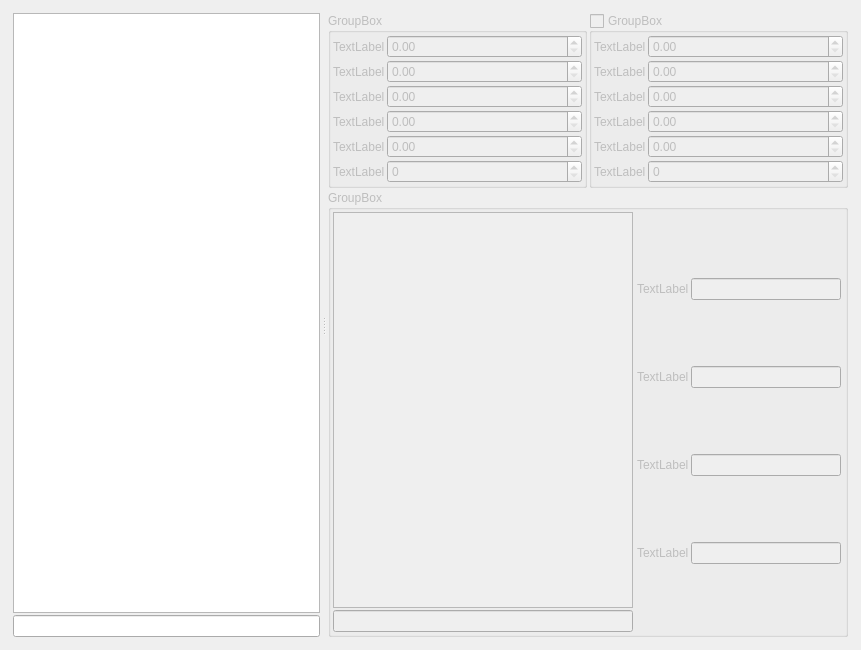
Qt form rpfm_ui/ui_templates/portrait_settings_editor.ui (Frodo45127/rpfm) before a commit.
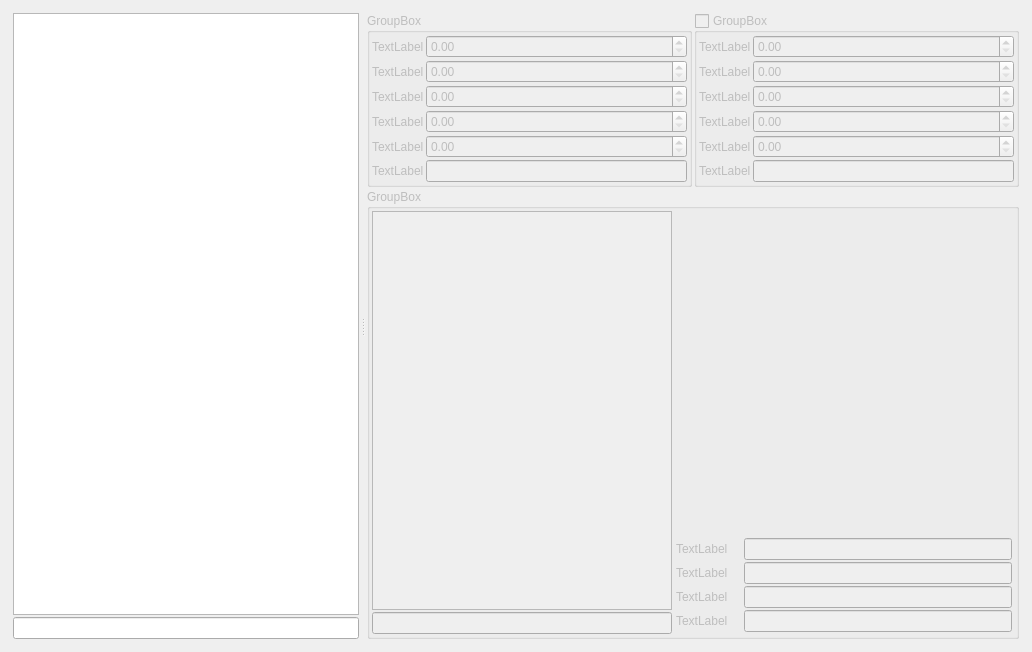
The same form after that commit. Custom widgets are drawn as their Qt base class.

Commit message: Updated portrait settings support.

What changed in the file:
```diff
--- a/rpfm_ui/ui_templates/portrait_settings_editor.ui
+++ b/rpfm_ui/ui_templates/portrait_settings_editor.ui
@@ -6,8 +6,8 @@
    <rect>
     <x>0</x>
     <y>0</y>
-    <width>861</width>
-    <height>650</height>
+    <width>1032</width>
+    <height>652</height>
    </rect>
   </property>
   <property name="windowTitle">
@@ -90,7 +90,7 @@
         <number>2</number>
        </property>
        <item row="0" column="0">
-        <widget class="QGroupBox" name="main_camera_settings_groupbox">
+        <widget class="QGroupBox" name="head_camera_settings_groupbox">
          <property name="title">
           <string>GroupBox</string>
          </property>
@@ -110,66 +110,86 @@
           <property name="spacing">
            <number>2</number>
           </property>
-          <item row="5" column="1">
-           <widget class="QSpinBox" name="main_distance_body_spinbox"/>
-          </item>
           <item row="1" column="1">
-           <widget class="QDoubleSpinBox" name="main_theta_spinbox"/>
+           <widget class="QDoubleSpinBox" name="head_y_spinbox">
+            <property name="maximum">
+             <double>1000.000000000000000</double>
+            </property>
+           </widget>
           </item>
           <item row="0" column="1">
-           <widget class="QDoubleSpinBox" name="main_distance_spinbox"/>
+           <widget class="QDoubleSpinBox" name="head_z_spinbox">
+            <property name="maximum">
+             <double>1000.000000000000000</double>
+            </property>
+           </widget>
           </item>
           <item row="3" column="1">
-           <widget class="QDoubleSpinBox" name="main_fov_spinbox"/>
+           <widget class="QDoubleSpinBox" name="head_pitch_spinbox">
+            <property name="maximum">
+             <double>1000.000000000000000</double>
+            </property>
+           </widget>
           </item>
           <item row="4" column="1">
-           <widget class="QDoubleSpinBox" name="main_distance_1_spinbox"/>
+           <widget class="QDoubleSpinBox" name="head_fov_spinbox">
+            <property name="maximum">
+             <double>1000.000000000000000</double>
+            </property>
+           </widget>
           </item>
           <item row="2" column="1">
-           <widget class="QDoubleSpinBox" name="main_phi_spinbox"/>
+           <widget class="QDoubleSpinBox" name="head_yaw_spinbox">
+            <property name="maximum">
+             <double>1000.000000000000000</double>
+            </property>
+           </widget>
           </item>
           <item row="0" column="0">
-           <widget class="QLabel" name="main_distance_label">
+           <widget class="QLabel" name="head_z_label">
             <property name="text">
              <string>TextLabel</string>
             </property>
            </widget>
           </item>
           <item row="1" column="0">
-           <widget class="QLabel" name="main_theta_label">
+           <widget class="QLabel" name="head_y_label">
             <property name="text">
              <string>TextLabel</string>
             </property>
            </widget>
           </item>
           <item row="2" column="0">
-           <widget class="QLabel" name="main_phi_label">
+           <widget class="QLabel" name="head_yaw_label">
             <property name="text">
              <string>TextLabel</string>
             </property>
            </widget>
           </item>
           <item row="3" column="0">
-           <widget class="QLabel" name="main_fov_label">
+           <widget class="QLabel" name="head_pitch_label">
             <property name="text">
              <string>TextLabel</string>
             </property>
            </widget>
           </item>
           <item row="4" column="0">
-           <widget class="QLabel" name="main_distance_1_label">
+           <widget class="QLabel" name="head_fov_label">
             <property name="text">
              <string>TextLabel</string>
             </property>
            </widget>
           </item>
           <item row="5" column="0">
-           <widget class="QLabel" name="main_distance_body_label">
+           <widget class="QLabel" name="head_skeleton_node_label">
             <property name="text">
              <string>TextLabel</string>
             </property>
            </widget>
           </item>
+          <item row="5" column="1">
+           <widget class="KLineEdit" name="head_skeleton_node_line_edit"/>
+          </item>
          </layout>
         </widget>
        </item>
@@ -194,41 +214,9 @@
           <property name="spacing">
            <number>2</number>
           </property>
-          <item row="0" column="0">
-           <widget class="QListView" name="variants_list_view">
-            <property name="sizePolicy">
-             <sizepolicy hsizetype="Fixed" vsizetype="Expanding">
-              <horstretch>0</horstretch>
-              <verstretch>0</verstretch>
-             </sizepolicy>
-            </property>
-            <property name="maximumSize">
-             <size>
-              <width>300</width>
-              <height>16777215</height>
-             </size>
-            </property>
-            <property name="contextMenuPolicy">
-             <enum>Qt::CustomContextMenu</enum>
-            </property>
-            <property name="alternatingRowColors">
-             <bool>true</bool>
-            </property>
-           </widget>
-          </item>
-          <item row="1" column="0">
-           <widget class="QLineEdit" name="variants_filter_line_edit">
-            <property name="maximumSize">
-             <size>
-              <width>300</width>
-              <height>16777215</height>
-             </size>
-            </property>
-           </widget>
-          </item>
-          <item row="0" column="1" rowspan="2" colspan="2">
+          <item row="0" column="2" rowspan="2" colspan="2">
            <widget class="QWidget" name="variants_widget" native="true">
-            <layout class="QGridLayout" name="gridLayout_5" columnstretch="0,1">
+            <layout class="QGridLayout" name="gridLayout_5" columnstretch="0,0,0,0,0">
              <property name="leftMargin">
               <number>2</number>
              </property>
@@ -244,49 +232,112 @@
              <property name="spacing">
               <number>2</number>
              </property>
+             <item row="0" column="3">
+              <widget class="QLabel" name="mask_2_label">
+               <property name="text">
+                <string/>
+               </property>
+              </widget>
+             </item>
+             <item row="0" column="4">
+              <widget class="QLabel" name="mask_3_label">
+               <property name="text">
+                <string/>
+               </property>
+              </widget>
+             </item>
+             <item row="0" column="2">
+              <widget class="QLabel" name="mask_1_label">
+               <property name="text">
+                <string/>
+               </property>
+              </widget>
+             </item>
              <item row="0" column="1">
-              <widget class="KLineEdit" name="file_diffuse_line_edit"/>
+              <widget class="QLabel" name="diffuse_label">
+               <property name="text">
+                <string/>
+               </property>
+              </widget>
              </item>
              <item row="0" column="0">
-              <widget class="QLabel" name="file_diffuse_label">
-               <property name="text">
-                <string>TextLabel</string>
-               </property>
-              </widget>
+              <widget class="QWidget" name="widget_2" native="true"/>
              </item>
              <item row="1" column="0">
-              <widget class="QLabel" name="file_mask_1_label">
+              <widget class="QLabel" name="file_diffuse_label">
                <property name="text">
                 <string>TextLabel</string>
                </property>
               </widget>
              </item>
-             <item row="1" column="1">
-              <widget class="KLineEdit" name="file_mask_1_line_edit"/>
-             </item>
-             <item row="2" column="1">
-              <widget class="KLineEdit" name="file_mask_2_line_edit"/>
-             </item>
              <item row="2" column="0">
-              <widget class="QLabel" name="file_mask_2_label">
+              <widget class="QLabel" name="file_mask_1_label">
                <property name="text">
                 <string>TextLabel</string>
                </property>
               </widget>
              </item>
-             <item row="3" column="1">
-              <widget class="KLineEdit" name="file_mask_3_line_edit"/>
-             </item>
              <item row="3" column="0">
+              <widget class="QLabel" name="file_mask_2_label">
+               <property name="text">
+                <string>TextLabel</string>
+               </property>
+              </widget>
+             </item>
+             <item row="4" column="0">
               <widget class="QLabel" name="file_mask_3_label">
                <property name="text">
                 <string>TextLabel</string>
                </property>
               </widget>
              </item>
+             <item row="4" column="1" colspan="4">
+              <widget class="KLineEdit" name="file_mask_3_line_edit"/>
+             </item>
+             <item row="3" column="1" colspan="4">
+              <widget class="KLineEdit" name="file_mask_2_line_edit"/>
+             </item>
+             <item row="2" column="1" colspan="4">
+              <widget class="KLineEdit" name="file_mask_1_line_edit"/>
+             </item>
+             <item row="1" column="1" colspan="4">
+              <widget class="KLineEdit" name="file_diffuse_line_edit"/>
+             </item>
             </layout>
            </widget>
           </item>
+          <item row="1" column="0">
+           <widget class="QLineEdit" name="variants_filter_line_edit">
+            <property name="maximumSize">
+             <size>
+              <width>300</width>
+              <height>16777215</height>
+             </size>
+            </property>
+           </widget>
+          </item>
+          <item row="0" column="0">
+           <widget class="QListView" name="variants_list_view">
+            <property name="sizePolicy">
+             <sizepolicy hsizetype="Fixed" vsizetype="Expanding">
+              <horstretch>0</horstretch>
+              <verstretch>0</verstretch>
+             </sizepolicy>
+            </property>
+            <property name="maximumSize">
+             <size>
+              <width>300</width>
+              <height>16777215</height>
+             </size>
+            </property>
+            <property name="contextMenuPolicy">
+             <enum>Qt::CustomContextMenu</enum>
+            </property>
+            <property name="alternatingRowColors">
+             <bool>true</bool>
+            </property>
+           </widget>
+          </item>
          </layout>
         </widget>
        </item>
@@ -317,66 +368,86 @@
           <property name="spacing">
            <number>2</number>
           </property>
-          <item row="5" column="1">
-           <widget class="QSpinBox" name="body_distance_body_spinbox"/>
-          </item>
           <item row="0" column="1">
-           <widget class="QDoubleSpinBox" name="body_distance_spinbox"/>
+           <widget class="QDoubleSpinBox" name="body_z_spinbox">
+            <property name="maximum">
+             <double>1000.000000000000000</double>
+            </property>
+           </widget>
           </item>
           <item row="2" column="1">
-           <widget class="QDoubleSpinBox" name="body_phi_spinbox"/>
+           <widget class="QDoubleSpinBox" name="body_yaw_spinbox">
+            <property name="maximum">
+             <double>1000.000000000000000</double>
+            </property>
+           </widget>
           </item>
           <item row="3" column="1">
-           <widget class="QDoubleSpinBox" name="body_fov_spinbox"/>
+           <widget class="QDoubleSpinBox" name="body_pitch_spinbox">
+            <property name="maximum">
+             <double>1000.000000000000000</double>
+            </property>
+           </widget>
           </item>
           <item row="4" column="1">
-           <widget class="QDoubleSpinBox" name="body_distance_1_spinbox"/>
+           <widget class="QDoubleSpinBox" name="body_fov_spinbox">
+            <property name="maximum">
+             <double>1000.000000000000000</double>
+            </property>
+           </widget>
           </item>
           <item row="1" column="1">
-           <widget class="QDoubleSpinBox" name="body_theta_spinbox"/>
+           <widget class="QDoubleSpinBox" name="body_y_spinbox">
+            <property name="maximum">
+             <double>1000.000000000000000</double>
+            </property>
+           </widget>
           </item>
           <item row="0" column="0">
-           <widget class="QLabel" name="body_distance_label">
+           <widget class="QLabel" name="body_z_label">
             <property name="text">
              <string>TextLabel</string>
             </property>
            </widget>
           </item>
           <item row="1" column="0">
-           <widget class="QLabel" name="body_theta_label">
+           <widget class="QLabel" name="body_y_label">
             <property name="text">
              <string>TextLabel</string>
             </property>
            </widget>
           </item>
           <item row="2" column="0">
-           <widget class="QLabel" name="body_phi_label">
+           <widget class="QLabel" name="body_yaw_label">
             <property name="text">
              <string>TextLabel</string>
             </property>
            </widget>
           </item>
           <item row="3" column="0">
+           <widget class="QLabel" name="body_pitch_label">
+            <property name="text">
+             <string>TextLabel</string>
+            </property>
+           </widget>
+          </item>
+          <item row="4" column="0">
            <widget class="QLabel" name="body_fov_label">
             <property name="text">
              <string>TextLabel</string>
             </property>
            </widget>
           </item>
-          <item row="4" column="0">
-           <widget class="QLabel" name="body_distance_1_label">
-            <property name="text">
-             <string>TextLabel</string>
-            </property>
-           </widget>
-          </item>
           <item row="5" column="0">
-           <widget class="QLabel" name="body_distance_body_label">
+           <widget class="QLabel" name="body_skeleton_node_label">
             <property name="text">
              <string>TextLabel</string>
             </property>
            </widget>
           </item>
+          <item row="5" column="1">
+           <widget class="KLineEdit" name="body_skeleton_node_line_edit"/>
+          </item>
          </layout>
         </widget>
        </item>
```
The commit also changes 30 other files.
